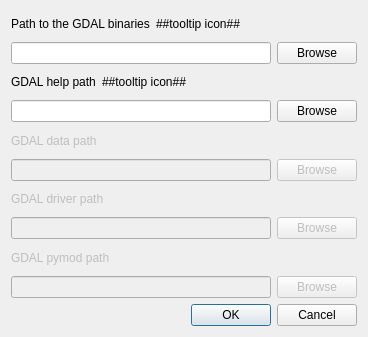
Old version of the form python/plugins/GdalTools/tools/dialogSettings.ui in the repository kadas-albireo/kadas-albireo.
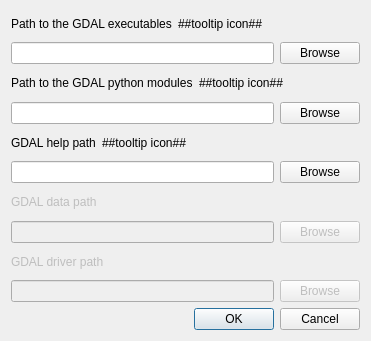
New version of the form.

Commit message: [BACKPORT] Enable path to pymods in GdalTools settings dialog and automatically set default OSX environment (fix #3170)

The edit to the form file:
```diff
--- a/python/plugins/GdalTools/tools/dialogSettings.ui
+++ b/python/plugins/GdalTools/tools/dialogSettings.ui
@@ -6,8 +6,8 @@
    <rect>
     <x>0</x>
     <y>0</y>
-    <width>368</width>
-    <height>337</height>
+    <width>371</width>
+    <height>341</height>
    </rect>
   </property>
   <property name="windowTitle">
@@ -19,7 +19,7 @@
      <item>
       <widget class="QLabel" name="label">
        <property name="text">
-        <string>Path to the GDAL binaries</string>
+        <string>Path to the GDAL executables</string>
        </property>
       </widget>
      </item>
@@ -52,6 +52,44 @@
      </item>
     </layout>
    </item>
+   <item>
+    <layout class="QHBoxLayout" name="horizontalLayout_8">
+     <item>
+      <widget class="QLabel" name="label_4">
+       <property name="text">
+        <string>Path to the GDAL python modules</string>
+       </property>
+      </widget>
+     </item>
+     <item>
+      <widget class="QLabel" name="pymod_tooltip_label">
+       <property name="sizePolicy">
+        <sizepolicy hsizetype="Expanding" vsizetype="Preferred">
+         <horstretch>0</horstretch>
+         <verstretch>0</verstretch>
+        </sizepolicy>
+       </property>
+       <property name="text">
+        <string notr="true">##tooltip icon##</string>
+       </property>
+      </widget>
+     </item>
+    </layout>
+   </item>
+   <item>
+    <layout class="QHBoxLayout" name="horizontalLayout_4">
+     <item>
+      <widget class="QLineEdit" name="leGdalPymodPath"/>
+     </item>
+     <item>
+      <widget class="QPushButton" name="btnSetPymodPath">
+       <property name="text">
+        <string>Browse</string>
+       </property>
+      </widget>
+     </item>
+    </layout>
+   </item>
    <item>
     <layout class="QHBoxLayout" name="horizontalLayout_7">
      <item>
@@ -152,37 +190,6 @@
      </item>
     </layout>
    </item>
-   <item>
-    <widget class="QLabel" name="label_4">
-     <property name="enabled">
-      <bool>false</bool>
-     </property>
-     <property name="text">
-      <string>GDAL pymod path</string>
-     </property>
-    </widget>
-   </item>
-   <item>
-    <layout class="QHBoxLayout" name="horizontalLayout_4">
-     <item>
-      <widget class="QLineEdit" name="leGdalPythonPath">
-       <property name="enabled">
-        <bool>false</bool>
-       </property>
-      </widget>
-     </item>
-     <item>
-      <widget class="QPushButton" name="btnSetPythonPath">
-       <property name="enabled">
-        <bool>false</bool>
-       </property>
-       <property name="text">
-        <string>Browse</string>
-       </property>
-      </widget>
-     </item>
-    </layout>
-   </item>
    <item>
     <widget class="QDialogButtonBox" name="buttonBox">
      <property name="orientation">
```
The commit also changes 4 other files.
